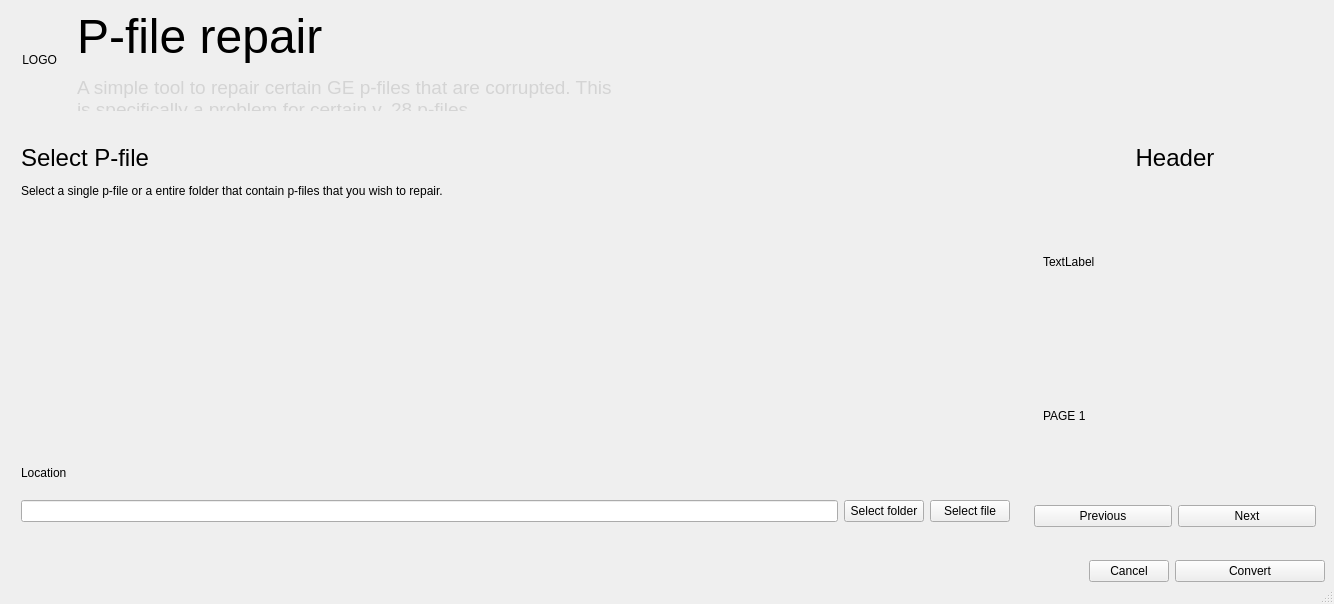
Above: resources/user_interface/mainwindow.ui from AndersAskeland/P-File-repair before the change. Below: the same form after it.
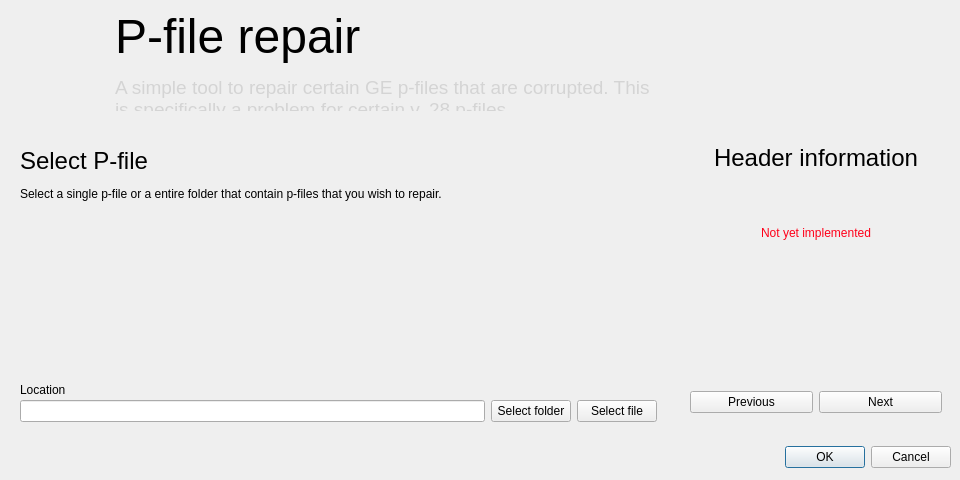
That is the form after the change. The open tabs and pages were chosen to show the change. Icons and pictures are not drawn. Custom widgets are drawn as their Qt base class.

```diff
--- a/resources/user_interface/mainwindow.ui
+++ b/resources/user_interface/mainwindow.ui
@@ -6,8 +6,8 @@
    <rect>
     <x>0</x>
     <y>0</y>
-    <width>1334</width>
-    <height>604</height>
+    <width>960</width>
+    <height>480</height>
    </rect>
   </property>
   <property name="windowTitle">
@@ -45,10 +45,37 @@
        <enum>QFrame::Raised</enum>
       </property>
       <layout class="QHBoxLayout" name="horizontalLayout">
+       <property name="spacing">
+        <number>15</number>
+       </property>
+       <property name="leftMargin">
+        <number>20</number>
+       </property>
        <item>
         <widget class="QLabel" name="img_logo">
+         <property name="minimumSize">
+          <size>
+           <width>80</width>
+           <height>80</height>
+          </size>
+         </property>
+         <property name="maximumSize">
+          <size>
+           <width>80</width>
+           <height>80</height>
+          </size>
+         </property>
          <property name="text">
-          <string>    LOGO    </string>
+          <string/>
+         </property>
+         <property name="pixmap">
+          <pixmap resource="../graphics/icons.qrc">:/Logo/logo.png</pixmap>
+         </property>
+         <property name="scaledContents">
+          <bool>true</bool>
+         </property>
+         <property name="wordWrap">
+          <bool>false</bool>
          </property>
         </widget>
        </item>
@@ -80,6 +107,12 @@
        <enum>QFrame::Raised</enum>
       </property>
       <layout class="QHBoxLayout" name="horizontalLayout_3">
+       <property name="spacing">
+        <number>15</number>
+       </property>
+       <property name="leftMargin">
+        <number>20</number>
+       </property>
        <item>
         <widget class="QFrame" name="frame_concent">
          <property name="frameShape">
@@ -89,7 +122,13 @@
           <enum>QFrame::Raised</enum>
          </property>
          <layout class="QVBoxLayout" name="verticalLayout_3">
+          <property name="spacing">
+           <number>3</number>
+          </property>
           <property name="leftMargin">
+           <number>0</number>
+          </property>
+          <property name="topMargin">
            <number>12</number>
           </property>
           <property name="bottomMargin">
@@ -127,7 +166,7 @@
             <property name="minimumSize">
              <size>
               <width>0</width>
-              <height>50</height>
+              <height>0</height>
              </size>
             </property>
             <property name="frameShape">
@@ -183,13 +222,13 @@
         <widget class="QCard" name="frame_header">
          <property name="minimumSize">
           <size>
-           <width>300</width>
+           <width>270</width>
            <height>0</height>
           </size>
          </property>
          <property name="maximumSize">
           <size>
-           <width>300</width>
+           <width>270</width>
            <height>16777215</height>
           </size>
          </property>
@@ -203,7 +242,7 @@
           <item>
            <widget class="QLabel" name="label">
             <property name="text">
-             <string>&lt;html&gt;&lt;head/&gt;&lt;body&gt;&lt;p align=&quot;center&quot;&gt;&lt;span style=&quot; font-size:18pt;&quot;&gt;Header&lt;/span&gt;&lt;/p&gt;&lt;/body&gt;&lt;/html&gt;</string>
+             <string>&lt;html&gt;&lt;head/&gt;&lt;body&gt;&lt;p align=&quot;center&quot;&gt;&lt;span style=&quot; font-size:18pt;&quot;&gt;Header information&lt;/span&gt;&lt;/p&gt;&lt;/body&gt;&lt;/html&gt;</string>
             </property>
            </widget>
           </item>
@@ -217,14 +256,14 @@
               <item>
                <widget class="QLabel" name="label_4">
                 <property name="text">
-                 <string>TextLabel</string>
+                 <string>&lt;html&gt;&lt;head/&gt;&lt;body&gt;&lt;p align=&quot;center&quot;&gt;&lt;span style=&quot; color:#ff0019;&quot;&gt;Not yet implemented&lt;/span&gt;&lt;/p&gt;&lt;/body&gt;&lt;/html&gt;</string>
                 </property>
                </widget>
               </item>
               <item>
                <widget class="QLabel" name="label_2">
                 <property name="text">
-                 <string>PAGE 1</string>
+                 <string/>
                 </property>
                </widget>
               </item>
@@ -276,10 +315,16 @@
     </item>
     <item>
      <widget class="QFrame" name="sidebar_bottom">
+      <property name="minimumSize">
+       <size>
+        <width>0</width>
+        <height>0</height>
+       </size>
+      </property>
       <property name="maximumSize">
        <size>
         <width>16777215</width>
-        <height>40</height>
+        <height>16777215</height>
        </size>
       </property>
       <property name="frameShape">
@@ -290,7 +335,7 @@
       </property>
       <layout class="QHBoxLayout" name="horizontalLayout_4">
        <property name="bottomMargin">
-        <number>0</number>
+        <number>12</number>
        </property>
        <item>
         <spacer name="horizontalSpacer">
@@ -299,35 +344,22 @@
          </property>
          <property name="sizeHint" stdset="0">
           <size>
-           <width>1072</width>
-           <height>17</height>
+           <width>455</width>
+           <height>20</height>
           </size>
          </property>
         </spacer>
        </item>
        <item>
-        <widget class="QPushButton" name="btn_cancel">
-         <property name="text">
-          <string>Cancel</string>
+        <widget class="QDialogButtonBox" name="btn_convert">
+         <property name="sizePolicy">
+          <sizepolicy hsizetype="Preferred" vsizetype="Preferred">
+           <horstretch>0</horstretch>
+           <verstretch>0</verstretch>
+          </sizepolicy>
          </property>
-        </widget>
-       </item>
-       <item>
-        <widget class="QPushButton" name="btn_convert">
-         <property name="minimumSize">
-          <size>
-           <width>150</width>
-           <height>0</height>
-          </size>
-         </property>
-         <property name="text">
-          <string>Convert</string>
-         </property>
-         <property name="checkable">
-          <bool>false</bool>
-         </property>
-         <property name="default">
-          <bool>false</bool>
+         <property name="standardButtons">
+          <set>QDialogButtonBox::Cancel|QDialogButtonBox::Ok</set>
          </property>
         </widget>
        </item>
@@ -346,7 +378,6 @@
     </rect>
    </property>
   </widget>
-  <widget class="QStatusBar" name="statusbar"/>
  </widget>
  <customwidgets>
   <customwidget>
```
Left out of the diff: 12 changed lines with no effect on the pictures.
